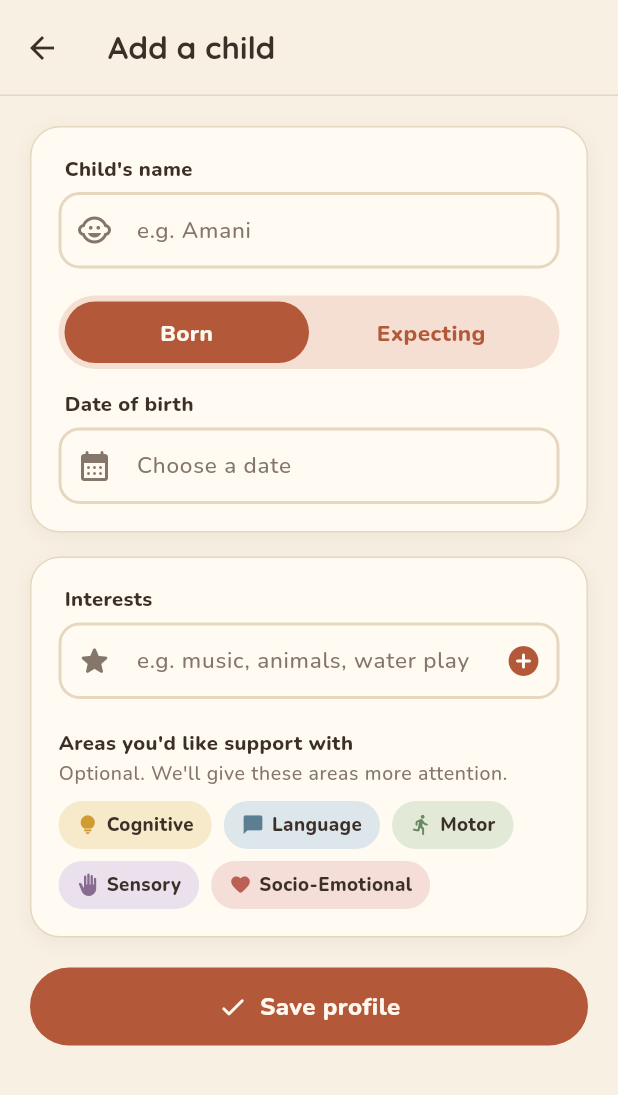
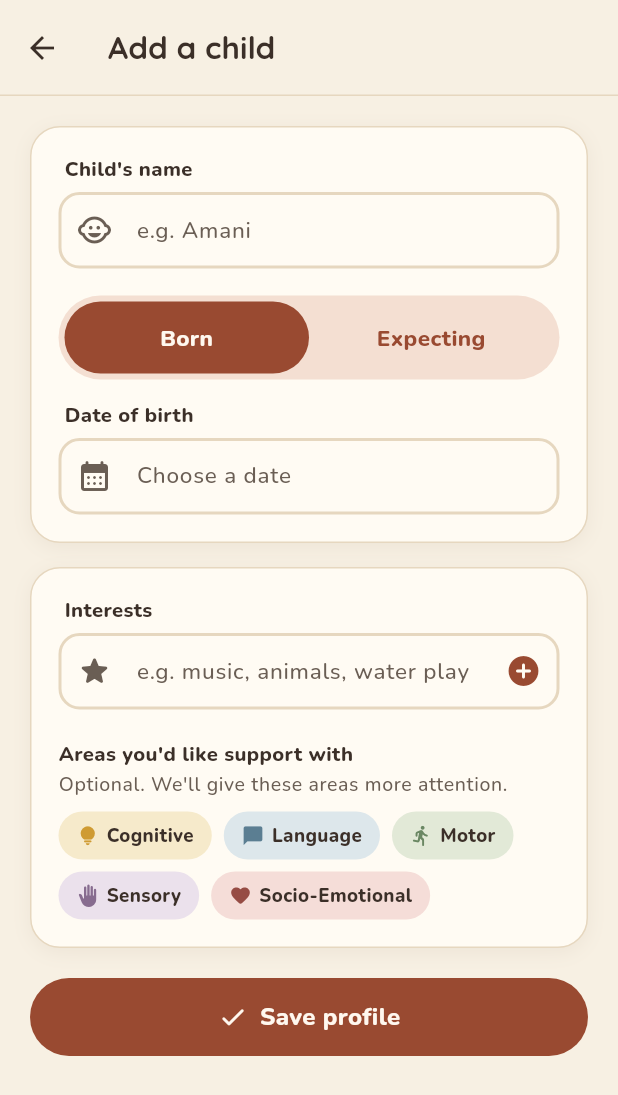
Before and after one commit to Alysa-Gathoni/Nurtura, a Flutter app: the ChildFormScreen screen opened directly, on a phone screen of 412 x 824 dp. Shown: the top 1095 px of the screen. Run offline on Flutter 3.47's test engine with Material 3 defaults, Android fonts, the phone set to English and light mode, and no system bars; our stand-ins replace flutter_secure_storage, google_fonts, google_sign_in, local_auth, shared_preferences; accounts and stored records are empty; network calls fail.

Commit message:
test: accessibility checks and fixes for large text and contrast (#206)
accessibility_test.dart runs Flutter's Android tap-target, labelled
tap-target and text-contrast guidelines on sign-in and all five caregiver
tabs, in light and dark themes, and renders every tab at twice the text
size, failing on any overflow.

The first run found, and this fixes:
- the child switcher (46 px) and the Log in/Register toggle (41 px) were
  under Android's 48 px minimum tap target;
- muted text (3.9:1), terracotta (3.7:1) and rose (3.8:1) text were below
  WCAG AA 4.5:1 in the light theme; each is deepened in the same hue
  (muted 6A5E54, terracotta 994A31, rose 964C44) and now reaches at least
  4.75:1 on every light background; the dark theme already passed;
- chip labels and the "Nurtura observation" heading overflowed at large
  text sizes; they now shorten or wrap.

NFR-07 moves to met in requirements_traceability.md.

```diff
--- a/mobile/nurtura_app/lib/theme/app_colors.dart
+++ b/mobile/nurtura_app/lib/theme/app_colors.dart
@@ -5,7 +5,9 @@ import 'package:flutter/material.dart';
 /// and dark mode; these constants are the light palette's source.
 abstract final class AppColors {
   /// Terracotta: actions, selected states, headings that need weight.
-  static const terracotta = Color(0xFFB4583A);
+  // Deepened from B4583A so text in it reaches WCAG AA (4.5:1) on every
+  // light background (#206).
+  static const terracotta = Color(0xFF994A31);
 
   /// Sage: things done, growing or going well.
   static const sage = Color(0xFF6A8763);
@@ -15,7 +17,8 @@ abstract final class AppColors {
 
   /// Warm brown text on linen.
   static const ink = Color(0xFF3B2F28);
-  static const mutedText = Color(0xFF85766A);
+  // Deepened from 85766A for WCAG AA contrast (#206).
+  static const mutedText = Color(0xFF6A5E54);
 
   /// Linen cream background and the paper-white of cards.
   static const linen = Color(0xFFF7F0E3);
@@ -98,7 +101,8 @@ class NurturaPalette extends ThemeExtension<NurturaPalette> {
     mustardSoft: Color(0xFFF6EACB),
     dusk: Color(0xFF5B7E92),
     duskSoft: Color(0xFFDDE7EB),
-    rose: Color(0xFFBC5F55),
+    // Deepened from BC5F55 for WCAG AA contrast (#206).
+    rose: Color(0xFF964C44),
     roseSoft: Color(0xFFF5DDD8),
     plum: Color(0xFF876C8F),
     plumSoft: Color(0xFFEBE1EC),
--- a/mobile/nurtura_app/lib/widgets/pill_chip.dart
+++ b/mobile/nurtura_app/lib/widgets/pill_chip.dart
@@ -55,12 +55,17 @@ class PillChip extends StatelessWidget {
                   Icon(icon, size: 15, color: selected ? textColor : color),
                   const SizedBox(width: 5),
                 ],
-                Text(
-                  label,
-                  style: AppText.nunito(
-                    size: 12.5,
-                    weight: FontWeight.w800,
-                    color: textColor,
+                // Shortens instead of overflowing at large text sizes (#206).
+                Flexible(
+                  child: Text(
+                    label,
+                    maxLines: 1,
+                    overflow: TextOverflow.ellipsis,
+                    style: AppText.nunito(
+                      size: 12.5,
+                      weight: FontWeight.w800,
+                      color: textColor,
+                    ),
                   ),
                 ),
                 if (trailingIcon != null) ...[
--- a/mobile/nurtura_app/lib/widgets/segmented_toggle.dart
+++ b/mobile/nurtura_app/lib/widgets/segmented_toggle.dart
@@ -47,6 +47,9 @@ class SegmentedToggle extends StatelessWidget {
                   child: InkWell(
                     customBorder: const StadiumBorder(),
                     onTap: () => onChanged(i),
+                    // At least 48 high: Android's minimum tap target (#206).
+                    child: ConstrainedBox(
+                      constraints: const BoxConstraints(minHeight: 48),
                       child: Padding(
                         padding: const EdgeInsets.symmetric(vertical: 10),
                         child: Row(
@@ -68,11 +71,14 @@ class SegmentedToggle extends StatelessWidget {
                                 style: AppText.nunito(
                                   size: 15,
                                   weight: FontWeight.w800,
-                                color: i == selected ? p.onPrimary : p.primary,
+                                  color: i == selected
+                                      ? p.onPrimary
+                                      : p.primary,
                                 ),
                               ),
                             ),
                           ],
+                        ),
                       ),
                     ),
                   ),
--- a/mobile/nurtura_app/lib/widgets/shell_header.dart
+++ b/mobile/nurtura_app/lib/widgets/shell_header.dart
@@ -97,8 +97,9 @@ class _ChildSwitcherButton extends StatelessWidget {
           key: const Key('childSwitcher'),
           customBorder: const StadiumBorder(),
           onTap: () => showChildSwitcher(context, onAddChild: onAddChild),
+          // At least 48 high: Android's minimum tap target (#206).
           child: Padding(
-            padding: const EdgeInsets.fromLTRB(4, 4, 12, 4),
+            padding: const EdgeInsets.fromLTRB(4, 6, 12, 6),
             child: Row(
               mainAxisSize: MainAxisSize.min,
               children: [
```
Also changed, not shown: mobile/nurtura_app/lib/screens/milestone_tracker_screen.dart (+9 -6 lines), 3 other files. Lines whose indentation alone changed are shown as unchanged.
